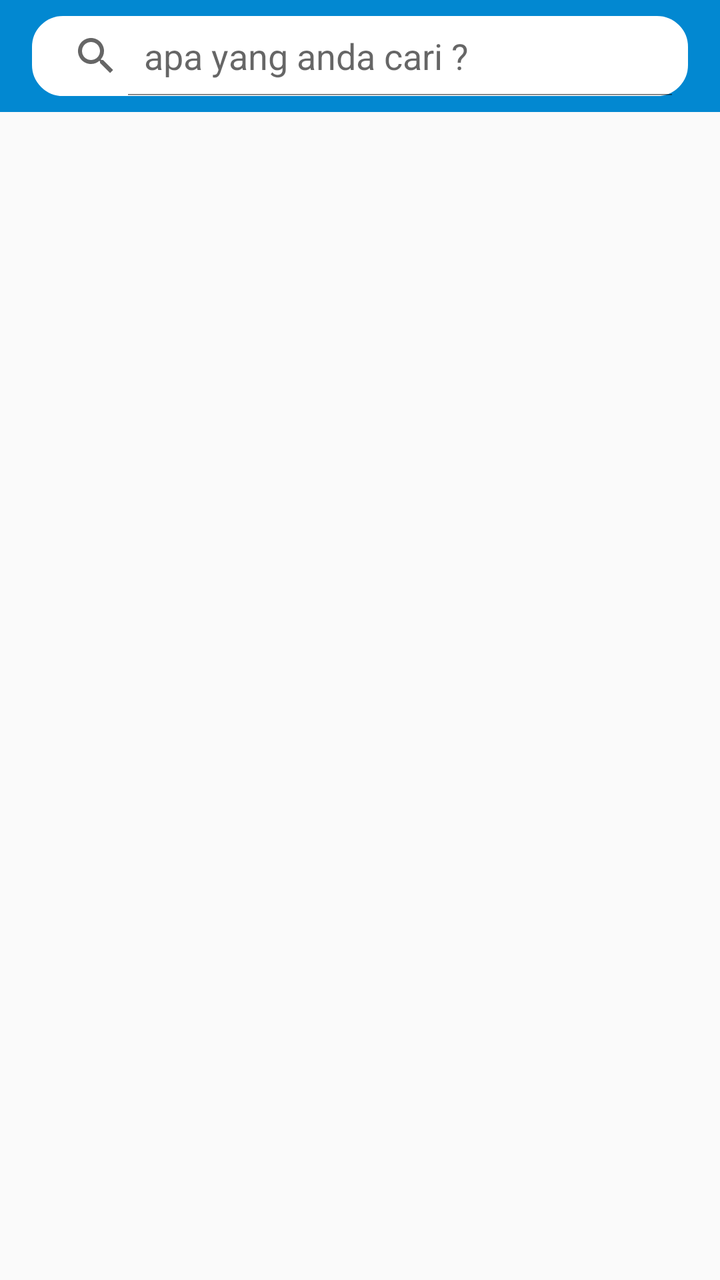
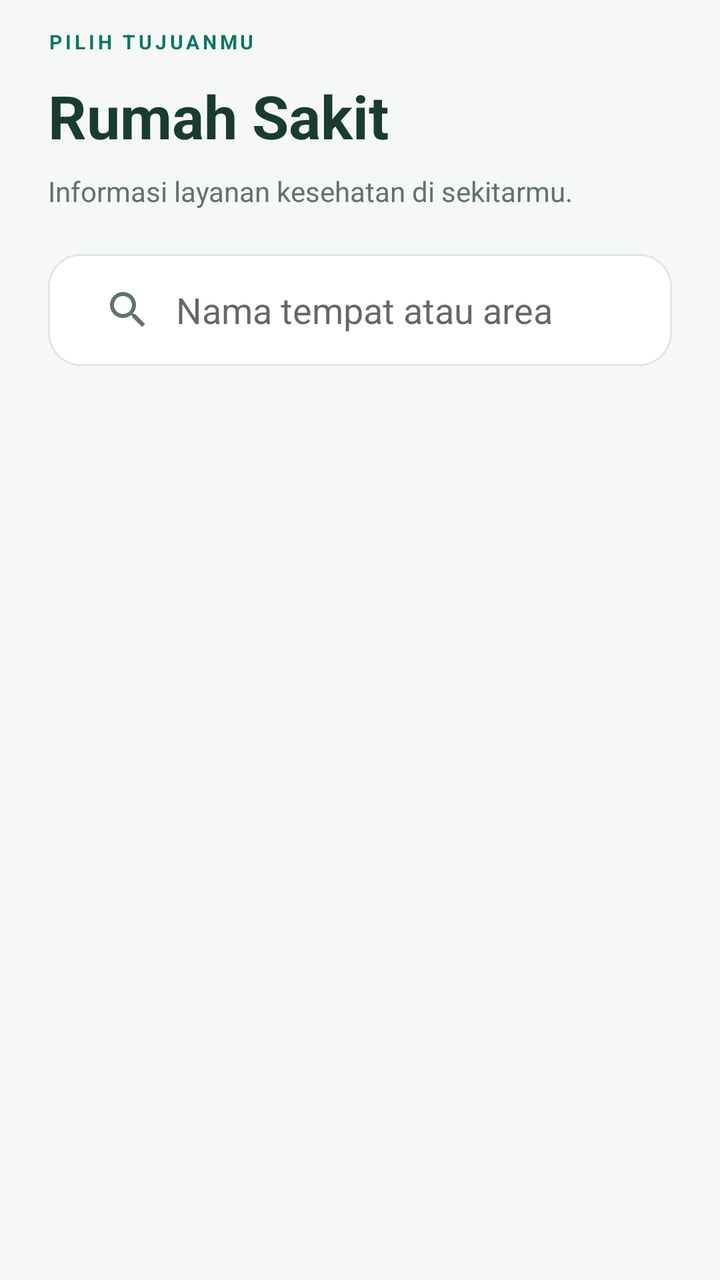

Screens rendered from an Android XML layout before and after an edit, with the pre-edit source and the edit as a unified diff.
<!-- AndroidManifest.xml: activity theme EditorTheme -->
<!-- res/layout/activity_rumahsakit.xml -->
<?xml version="1.0" encoding="utf-8"?>
<LinearLayout
    xmlns:android="http://schemas.android.com/apk/res/android"
    xmlns:app="http://schemas.android.com/apk/res-auto"
    xmlns:tools="http://schemas.android.com/tools"
    android:layout_width="match_parent"
    android:layout_height="match_parent"
    android:orientation="vertical"
    tools:context="me.cekpedia.RumahsakitActivity">

    <RelativeLayout
        android:layout_width="match_parent"
        android:layout_height="?attr/actionBarSize">

        <ImageView
            android:layout_width="match_parent"
            android:layout_height="?attr/actionBarSize"
            android:background="#0288D1" />

        <SearchView
            android:id="@+id/cari"
            android:layout_width="match_parent"
            android:layout_height="?android:attr/actionBarSize"
            android:layout_marginLeft="16dp"
            android:layout_marginRight="16dp"
            android:layout_marginTop="8dp"
            android:layout_marginBottom="8dp"
            android:backgroundTint="#FFF"
            android:background="@drawable/search_layout"
            android:drawableLeft="@drawable/ic_search"
            android:queryHint="apa yang anda cari ?"
            android:iconifiedByDefault="false"
            />

        <ImageView
            android:layout_width="wrap_content"
            android:layout_height="wrap_content"
            android:layout_alignLeft="@+id/cari"
            android:layout_alignParentTop="true"
            android:layout_alignStart="@+id/cari"
            android:layout_marginTop="567dp"
            android:src="@drawable/ic_home_black_24dp"
            android:tint="@color/colorvector" />

    </RelativeLayout>
    <LinearLayout
        android:layout_width="match_parent"
        android:layout_height="wrap_content"
        android:orientation="vertical">
        <ListView
            android:layout_width="match_parent"
            android:layout_height="wrap_content"
            android:id="@+id/listviewrumahsakit">
            


        </ListView>
        <android.support.v7.widget.RecyclerView
            android:layout_width="match_parent"
            android:layout_height="wrap_content"
            android:padding="16dp"
            android:background="#FFF"
            android:layout_margin="8dp"
            android:visibility="gone"
            android:id="@+id/result_list_rumahsakit">

        </android.support.v7.widget.RecyclerView>
    </LinearLayout>
</LinearLayout>
<!-- resources referenced by this layout -->
<resources>
  <color name="colorvector">#FFFFFF</color>
  <!-- drawable ic_home_black_24dp (drawable) -->
  <vector android:height="32dp" android:viewportHeight="24.0"
      android:viewportWidth="24.0" android:width="32dp" xmlns:android="http://schemas.android.com/apk/res/android">
      <path android:fillColor="#FF000000" android:pathData="M10,20v-6h4v6h5v-8h3L12,3 2,12h3v8z"/>
  </vector>
  <!-- drawable ic_search (drawable) -->
  <vector xmlns:android="http://schemas.android.com/apk/res/android"
          android:width="24dp"
          android:height="24dp"
          android:viewportWidth="24.0"
          android:viewportHeight="24.0">
      <path
          android:fillColor="#FF000000"
          android:pathData="M15.5,14h-0.79l-0.28,-0.27C15.41,12.59 16,11.11 16,9.5 16,5.91 13.09,3 9.5,3S3,5.91 3,9.5 5.91,16 9.5,16c1.61,0 3.09,-0.59 4.23,-1.57l0.27,0.28v0.79l5,4.99L20.49,19l-4.99,-5zM9.5,14C7.01,14 5,11.99 5,9.5S7.01,5 9.5,5 14,7.01 14,9.5 11.99,14 9.5,14z"/>
  </vector>
  <!-- drawable search_layout (drawable) -->
  <?xml version="1.0" encoding="utf-8"?>
  <shape xmlns:android="http://schemas.android.com/apk/res/android">
  
      <stroke android:color="#95989A" android:width="1dp"/>
      <corners android:radius="15dp"/>
  
  </shape>
  <style name="EditorTheme" parent="Theme.AppCompat.Light.DarkActionBar">
          <item name="colorPrimary">@color/editorColorPrimary</item>
          <item name="colorAccent">@color/colorAccent</item>
      </style>
  <color name="editorColorPrimary">#0288D1</color>
  <color name="colorAccent">#FF4081</color>
</resources>

<!-- the commit's change to res/layout/activity_rumahsakit.xml (unified diff, before → after) -->
@@ -1,69 +1,20 @@
 <?xml version="1.0" encoding="utf-8"?>
-<LinearLayout
-    xmlns:android="http://schemas.android.com/apk/res/android"
-    xmlns:app="http://schemas.android.com/apk/res-auto"
-    xmlns:tools="http://schemas.android.com/tools"
-    android:layout_width="match_parent"
-    android:layout_height="match_parent"
-    android:orientation="vertical"
-    tools:context="me.cekpedia.RumahsakitActivity">
-
-    <RelativeLayout
-        android:layout_width="match_parent"
-        android:layout_height="?attr/actionBarSize">
-
-        <ImageView
-            android:layout_width="match_parent"
-            android:layout_height="?attr/actionBarSize"
-            android:background="#0288D1" />
-
-        <SearchView
-            android:id="@+id/cari"
-            android:layout_width="match_parent"
-            android:layout_height="?android:attr/actionBarSize"
-            android:layout_marginLeft="16dp"
-            android:layout_marginRight="16dp"
-            android:layout_marginTop="8dp"
-            android:layout_marginBottom="8dp"
-            android:backgroundTint="#FFF"
-            android:background="@drawable/search_layout"
-            android:drawableLeft="@drawable/ic_search"
-            android:queryHint="apa yang anda cari ?"
-            android:iconifiedByDefault="false"
-            />
-
-        <ImageView
-            android:layout_width="wrap_content"
-            android:layout_height="wrap_content"
-            android:layout_alignLeft="@+id/cari"
-            android:layout_alignParentTop="true"
-            android:layout_alignStart="@+id/cari"
-            android:layout_marginTop="567dp"
-            android:src="@drawable/ic_home_black_24dp"
-            android:tint="@color/colorvector" />
-
-    </RelativeLayout>
-    <LinearLayout
-        android:layout_width="match_parent"
-        android:layout_height="wrap_content"
-        android:orientation="vertical">
-        <ListView
-            android:layout_width="match_parent"
-            android:layout_height="wrap_content"
-            android:id="@+id/listviewrumahsakit">
-            
-
-
-        </ListView>
-        <android.support.v7.widget.RecyclerView
-            android:layout_width="match_parent"
-            android:layout_height="wrap_content"
-            android:padding="16dp"
-            android:background="#FFF"
-            android:layout_margin="8dp"
-            android:visibility="gone"
-            android:id="@+id/result_list_rumahsakit">
-
-        </android.support.v7.widget.RecyclerView>
+<LinearLayout xmlns:android="http://schemas.android.com/apk/res/android" xmlns:app="http://schemas.android.com/apk/res-auto" android:layout_width="match_parent" android:layout_height="match_parent" android:orientation="vertical" android:background="@color/canvas">
+     <LinearLayout android:layout_width="match_parent" android:layout_height="wrap_content" android:orientation="vertical" android:paddingLeft="24dp" android:paddingRight="24dp" android:paddingTop="14dp">
+      <TextView android:layout_width="match_parent" android:layout_height="wrap_content" android:text="PILIH TUJUANMU" android:textSize="10sp" android:textColor="@color/colorPrimary" android:fontFamily="sans-serif" android:textStyle="bold" android:letterSpacing="0.16" /><TextView android:layout_width="match_parent" android:layout_height="wrap_content" android:text="Rumah Sakit" android:textSize="30sp" android:textColor="@color/ink" android:fontFamily="sans-serif" android:textStyle="bold" android:layout_marginTop="10dp"/><TextView android:layout_width="match_parent" android:layout_height="wrap_content" android:text="Informasi layanan kesehatan di sekitarmu." android:textSize="14sp" android:textColor="@color/muted" android:fontFamily="sans-serif" android:layout_marginTop="8dp" android:lineSpacingExtra="3dp"/>
+      <SearchView android:id="@+id/cari" android:layout_width="match_parent" android:layout_height="56dp" android:layout_marginTop="22dp" android:layout_marginBottom="16dp" android:background="@drawable/bg_field" android:iconifiedByDefault="false" android:queryHint="Nama tempat atau area" android:queryBackground="@android:color/transparent" android:paddingLeft="8dp" android:paddingRight="8dp"/>
+     </LinearLayout>
+     <FrameLayout android:layout_width="match_parent" android:layout_height="0dp" android:layout_weight="1">
+      <ListView android:id="@+id/listviewrumahsakit" android:layout_width="match_parent" android:layout_height="match_parent" android:paddingLeft="24dp" android:paddingRight="24dp" android:paddingBottom="24dp" android:clipToPadding="false" android:divider="@android:color/transparent" android:dividerHeight="14dp" android:scrollbars="none"/>
+      <android.support.v7.widget.RecyclerView android:id="@+id/result_list_rumahsakit" android:layout_width="match_parent" android:layout_height="match_parent" android:paddingLeft="24dp" android:paddingRight="24dp" android:paddingBottom="24dp" android:clipToPadding="false" android:visibility="gone"/>
+<include layout="@layout/view_empty_places" android:id="@+id/category_empty" android:layout_width="match_parent" android:layout_height="wrap_content" android:layout_marginLeft="24dp" android:layout_marginRight="24dp" android:visibility="gone"/>
+     </FrameLayout>
     </LinearLayout>
+<!-- res/layout/view_empty_places.xml (included above) -->
+<?xml version="1.0" encoding="utf-8"?>
+<LinearLayout xmlns:android="http://schemas.android.com/apk/res/android" xmlns:app="http://schemas.android.com/apk/res-auto" android:layout_width="match_parent" android:layout_height="wrap_content" android:orientation="vertical" android:background="@drawable/bg_mint" android:padding="24dp">
+ <ImageView android:layout_width="40dp" android:layout_height="40dp" android:src="@drawable/ic_ui_pin"/>
+ <TextView android:layout_width="match_parent" android:layout_height="wrap_content" android:text="Masih ada yang bisa ditemukan." android:textSize="21sp" android:textColor="@color/ink" android:fontFamily="sans-serif" android:id="@+id/empty_places_title" android:textStyle="bold" android:layout_marginTop="18dp"/>
+ <TextView android:layout_width="match_parent" android:layout_height="wrap_content" android:text="Belum ada tempat untuk ditampilkan. Coba pencarian lain atau jelajahi kategori berikutnya." android:textSize="14sp" android:textColor="@color/muted" android:fontFamily="sans-serif" android:id="@+id/empty_places_message" android:lineSpacingExtra="5dp" android:layout_marginTop="10dp"/>
+<Button android:id="@+id/retry_places" style="@style/Cek.Button.Secondary" android:text="Muat ulang" android:visibility="gone" android:layout_marginTop="18dp"/>
 </LinearLayout>
<!-- resource entries referenced after the edit -->
@@ -1,34 +1,33 @@
 <!-- resources referenced by this layout -->
 <resources>
-  <color name="colorvector">#FFFFFF</color>
-  <!-- drawable ic_home_black_24dp (drawable) -->
-  <vector android:height="32dp" android:viewportHeight="24.0"
-      android:viewportWidth="24.0" android:width="32dp" xmlns:android="http://schemas.android.com/apk/res/android">
-      <path android:fillColor="#FF000000" android:pathData="M10,20v-6h4v6h5v-8h3L12,3 2,12h3v8z"/>
-  </vector>
-  <!-- drawable ic_search (drawable) -->
-  <vector xmlns:android="http://schemas.android.com/apk/res/android"
-          android:width="24dp"
-          android:height="24dp"
-          android:viewportWidth="24.0"
-          android:viewportHeight="24.0">
-      <path
-          android:fillColor="#FF000000"
-          android:pathData="M15.5,14h-0.79l-0.28,-0.27C15.41,12.59 16,11.11 16,9.5 16,5.91 13.09,3 9.5,3S3,5.91 3,9.5 5.91,16 9.5,16c1.61,0 3.09,-0.59 4.23,-1.57l0.27,0.28v0.79l5,4.99L20.49,19l-4.99,-5zM9.5,14C7.01,14 5,11.99 5,9.5S7.01,5 9.5,5 14,7.01 14,9.5 11.99,14 9.5,14z"/>
-  </vector>
-  <!-- drawable search_layout (drawable) -->
+  <color name="canvas">#F6F8F5</color>
+  <color name="colorPrimary">#0D7568</color>
+  <color name="ink">#193B34</color>
+  <color name="muted">#60736A</color>
+  <!-- drawable bg_field (drawable) -->
   <?xml version="1.0" encoding="utf-8"?>
-  <shape xmlns:android="http://schemas.android.com/apk/res/android">
-  
-      <stroke android:color="#95989A" android:width="1dp"/>
-      <corners android:radius="15dp"/>
-  
-  </shape>
-  <style name="EditorTheme" parent="Theme.AppCompat.Light.DarkActionBar">
-          <item name="colorPrimary">@color/editorColorPrimary</item>
-          <item name="colorAccent">@color/colorAccent</item>
-      </style>
-  <color name="editorColorPrimary">#0288D1</color>
-  <color name="colorAccent">#FF4081</color>
+  <shape xmlns:android="http://schemas.android.com/apk/res/android"><solid android:color="#FFFFFF"/><corners android:radius="16dp"/><stroke android:width="1dp" android:color="#DDE7DF"/></shape>
+  <!-- drawable bg_mint (drawable) -->
+  <?xml version="1.0" encoding="utf-8"?>
+  <shape xmlns:android="http://schemas.android.com/apk/res/android"><solid android:color="#E6F1E9"/><corners android:radius="18dp"/></shape>
+  <!-- drawable ic_ui_pin (drawable) -->
+  <?xml version="1.0" encoding="utf-8"?>
+  <vector xmlns:android="http://schemas.android.com/apk/res/android" android:width="24dp" android:height="24dp" android:viewportWidth="24" android:viewportHeight="24"><path android:pathData="M20,10 C20,16 12,22 12,22 C12,22 4,16 4,10 A8,8 0,1 1,20 10 M15,10 A3,3 0,1 1,9 10 A3,3 0,1 1,15 10" android:fillColor="@android:color/transparent" android:strokeColor="#0D7568" android:strokeWidth="1.7" android:strokeLineCap="round" android:strokeLineJoin="round"/></vector>
+  <style name="Cek.Button.Secondary" parent="Cek.Button"><item name="android:background">@drawable/bg_button_secondary</item><item name="android:textColor">@color/colorPrimary</item></style>
+  <style name="EditorTheme" parent="AppTheme" />
+  <style name="Cek.Button" parent="@android:style/Widget.Button"><item name="android:layout_width">match_parent</item><item name="android:layout_height">56dp</item><item name="android:textAllCaps">false</item><item name="android:textSize">15sp</item><item name="android:fontFamily">sans-serif-medium</item><item name="android:elevation">0dp</item><item name="android:stateListAnimator">@null</item><item name="android:paddingLeft">20dp</item><item name="android:paddingRight">20dp</item></style>
+  <!-- drawable bg_button_secondary (drawable) -->
+  <?xml version="1.0" encoding="utf-8"?>
+  <selector xmlns:android="http://schemas.android.com/apk/res/android"><item android:state_pressed="true"><shape><solid android:color="#D2E7D8"/><corners android:radius="16dp"/></shape></item><item><shape><solid android:color="#E6F1E9"/><corners android:radius="16dp"/></shape></item></selector>
+  <style name="AppTheme" parent="Theme.AppCompat.Light.DarkActionBar">
+    <item name="colorPrimary">@color/canvas</item><item name="colorPrimaryDark">@color/canvas</item>
+    <item name="colorAccent">@color/colorPrimary</item><item name="android:windowBackground">@color/canvas</item>
+    <item name="android:fontFamily">sans-serif</item><item name="android:colorBackground">@color/canvas</item>
+    <item name="android:textColorPrimary">@color/ink</item><item name="android:textColorSecondary">@color/muted</item>
+    <item name="actionBarTheme">@style/Cek.ActionBar</item><item name="actionBarStyle">@style/Cek.ActionBarStyle</item>
+   </style>
+  <style name="Cek.ActionBar" parent="ThemeOverlay.AppCompat.Light"><item name="colorControlNormal">@color/ink</item><item name="android:textColorPrimary">@color/ink</item></style>
+  <style name="Cek.ActionBarStyle" parent="Widget.AppCompat.ActionBar.Solid"><item name="background">@color/canvas</item><item name="elevation">0dp</item><item name="titleTextStyle">@style/Cek.ActionBarTitle</item></style>
+  <style name="Cek.ActionBarTitle" parent="TextAppearance.AppCompat.Widget.ActionBar.Title"><item name="android:textColor">@color/ink</item><item name="android:textSize">18sp</item><item name="android:fontFamily">sans-serif-medium</item></style>
 </resources>
 
